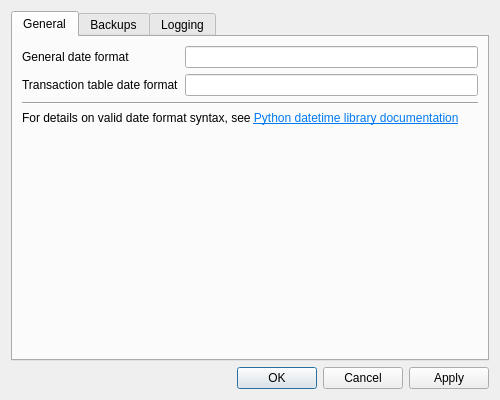
Before: the Qt Designer form src/views/ui_files/forms/settings_form.ui in JakubFranek/Kapytal, drawn with Qt 5.
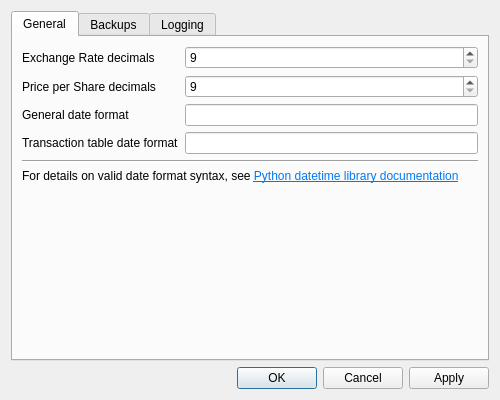
After: the same form once the commit is applied.

Commit message:
Add decimal properties to Settings
Add Exchange Rate decimals and Price per Share decimals properties
to UserSettings and implement them in SettingsForm and
SetExchangeRateDialog.

Patch:
```diff
--- a/src/views/ui_files/forms/settings_form.ui
+++ b/src/views/ui_files/forms/settings_form.ui
@@ -35,26 +35,66 @@
       <layout class="QVBoxLayout" name="verticalLayout_3">
        <item>
         <layout class="QFormLayout" name="formLayout">
-         <item row="0" column="0">
+         <item row="2" column="0">
           <widget class="QLabel" name="generalDateFormatLabel">
            <property name="text">
             <string>General date format</string>
            </property>
           </widget>
          </item>
-         <item row="0" column="1">
+         <item row="2" column="1">
           <widget class="QLineEdit" name="generalDateFormatLineEdit"/>
          </item>
-         <item row="1" column="0">
+         <item row="3" column="0">
           <widget class="QLabel" name="transactionTableDateFormatLabel">
            <property name="text">
             <string>Transaction table date format</string>
            </property>
           </widget>
          </item>
-         <item row="1" column="1">
+         <item row="3" column="1">
           <widget class="QLineEdit" name="transactionTableDateFormatLineEdit"/>
          </item>
+         <item row="0" column="0">
+          <widget class="QLabel" name="exchangeRateDecimalsLabel">
+           <property name="toolTip">
+            <string>&lt;html&gt;&lt;head/&gt;&lt;body&gt;&lt;p&gt;Number of decimal places of Exchange Rate spinbox when manually setting Exchange Rate quote in Currencies and Exchange Rates Form.&lt;/p&gt;&lt;/body&gt;&lt;/html&gt;</string>
+           </property>
+           <property name="text">
+            <string>Exchange Rate decimals</string>
+           </property>
+          </widget>
+         </item>
+         <item row="0" column="1">
+          <widget class="QSpinBox" name="exchangeRateDecimalsSpinBox">
+           <property name="toolTip">
+            <string>&lt;html&gt;&lt;head/&gt;&lt;body&gt;&lt;p&gt;Number of decimal places of Exchange Rate spinbox when manually setting Exchange Rate quote in Currencies and Exchange Rates Form.&lt;/p&gt;&lt;/body&gt;&lt;/html&gt;</string>
+           </property>
+           <property name="minimum">
+            <number>9</number>
+           </property>
+          </widget>
+         </item>
+         <item row="1" column="0">
+          <widget class="QLabel" name="pricePerShareDecimalsLabel">
+           <property name="toolTip">
+            <string>&lt;html&gt;&lt;head/&gt;&lt;body&gt;&lt;p&gt;Number of decimal places of Price per Share spinbox in Security Transaction Dialog.&lt;/p&gt;&lt;/body&gt;&lt;/html&gt;</string>
+           </property>
+           <property name="text">
+            <string>Price per Share decimals</string>
+           </property>
+          </widget>
+         </item>
+         <item row="1" column="1">
+          <widget class="QSpinBox" name="pricePerShareDecimalsSpinBox">
+           <property name="toolTip">
+            <string>&lt;html&gt;&lt;head/&gt;&lt;body&gt;&lt;p&gt;Number of decimal places of Price per Share spinbox in Security Transaction Dialog.&lt;/p&gt;&lt;/body&gt;&lt;/html&gt;</string>
+           </property>
+           <property name="minimum">
+            <number>9</number>
+           </property>
+          </widget>
+         </item>
         </layout>
        </item>
        <item>
```
The commit also changes 9 other files.
